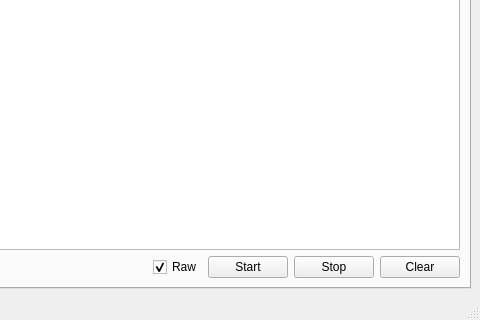
Qt form src/ui/main.ui (mikessut/CAN-FIX-Utility) before a commit; both pictures show x 191 to 671 and y 203 to 523 of the 671 by 523 pixel window.
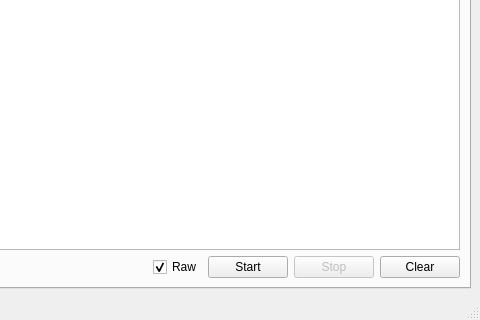
The same form after that commit. The open tabs and pages were chosen to show the change.

Commit message: Set Traffic Stop button default to disabled.

Patch:
```diff
--- a/src/ui/main.ui
+++ b/src/ui/main.ui
@@ -92,6 +92,9 @@
           </item>
           <item>
            <widget class="QPushButton" name="buttonStop">
+            <property name="enabled">
+             <bool>false</bool>
+            </property>
             <property name="text">
              <string>Stop</string>
             </property>
```
